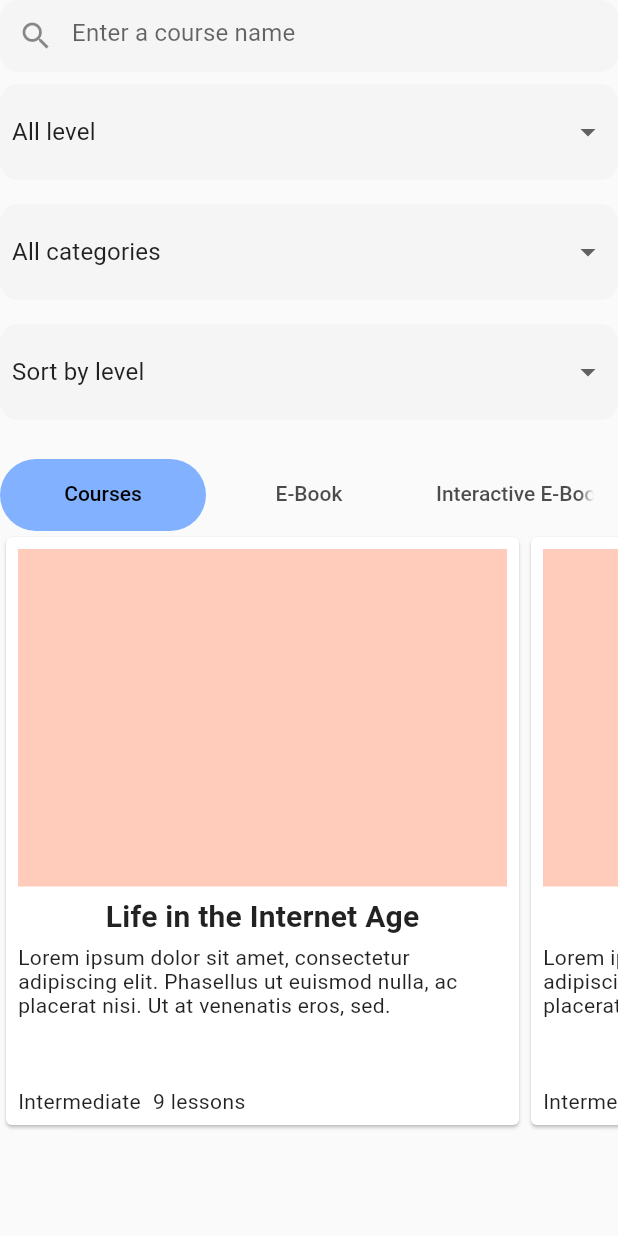
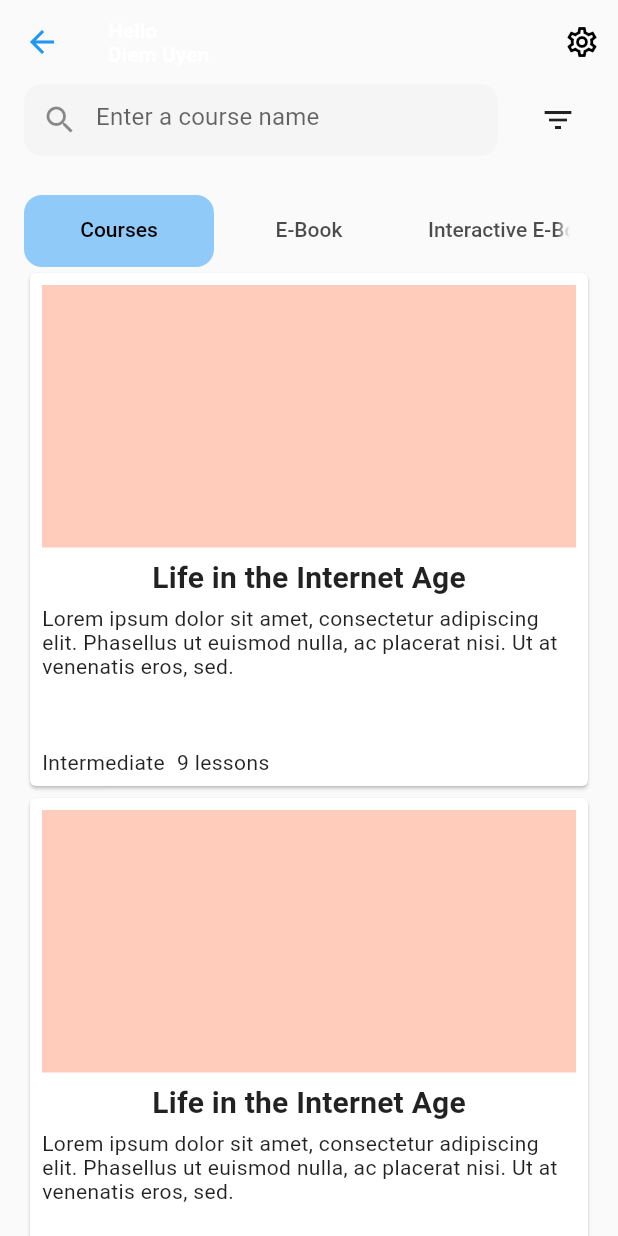
Before and after one commit to DiemUyen/CSC13118_LetTutor, a Flutter app: the CoursesPage screen opened by its route, on a phone screen of 412 x 824 dp. Run offline on Flutter 3.47's test engine with Material 2 defaults, Android fonts, the phone set to English and light mode, and no system bars; our stand-ins replace flutter_rating_bar, font_awesome_flutter; missing offline and left inert: flutter_rounded_date_picker.

Commit message:
Update UI for courses folder

```diff
--- a/let_tutor/lib/routes/course/courses_page.dart
+++ b/let_tutor/lib/routes/course/courses_page.dart
@@ -1,8 +1,8 @@
 import 'package:flutter/material.dart';
 import 'package:let_tutor/routes.dart';
-import 'package:let_tutor/widgets/bottom_nav_bar.dart';
 import 'package:let_tutor/widgets/course_card.dart';
 import 'package:let_tutor/widgets/search_bar.dart';
+import 'package:let_tutor/widgets/transparent_app_bar.dart';
 
 class CoursesPage extends StatefulWidget {
   const CoursesPage({Key? key}) : super(key: key);
@@ -19,33 +19,38 @@ class _CoursesPageState extends State<CoursesPage> with SingleTickerProviderStat
   List<String> sortLevels = ['Sort by level', 'Level decreasing', 'Level increasing'];
 
   late TabController _tabController;
-  @override
-  void initState() {
-    _tabController = TabController(length: 3, vsync: this);
-    super.initState();
+  var visibilityFilter = false;
+
+  Widget searchBar() {
+    return Row(
+      children: [
+        // Search bar
+        const Expanded(
+            flex: 1,
+            child: SearchBar(hintText: 'Enter a course name')
+        ),
+        const SizedBox(width: 16,),
+        // Filter
+        IconButton(
+          icon: const Icon(Icons.filter_list_outlined),
+          onPressed: () {
+            setState(() {
+              visibilityFilter = !visibilityFilter;
+            });
+          },
+        ),
+      ],
+    );
   }
 
-  @override
-  Widget build(BuildContext context) {
-    return SafeArea(
-      child: Scaffold(
-        body: LayoutBuilder( builder: (context, constraints) {
-          return Column(
-            mainAxisSize: MainAxisSize.min,
-            children: [
-              // Search
-              const SearchBar(
-                hintText: 'Enter a course name',
-              ),
-
-              // Level filter
-              Container(
+  Widget levelFilter() {
+    return Container(
       margin: const EdgeInsets.symmetric(vertical: 8),
       decoration: BoxDecoration(
         color: Colors.grey[100],
         borderRadius: BorderRadius.circular(12),
       ),
-                padding: const EdgeInsets.all(8),
+      padding: const EdgeInsets.symmetric(horizontal: 8),
       child: DropdownButton<String>(
         isExpanded: true,
         underline: Container(
@@ -57,16 +62,17 @@ class _CoursesPageState extends State<CoursesPage> with SingleTickerProviderStat
         }).toList(),
         onChanged: (String? value) { },
       ),
-              ),
+    );
+  }
 
-              // Category level
-              Container(
+  Widget categoriesFilter() {
+    return Container(
       margin: const EdgeInsets.symmetric(vertical: 8),
       decoration: BoxDecoration(
         color: Colors.grey[100],
         borderRadius: BorderRadius.circular(12),
       ),
-                padding: const EdgeInsets.all(8),
+      padding: const EdgeInsets.symmetric(horizontal: 8),
       child: DropdownButton<String>(
         isExpanded: true,
         underline: Container(
@@ -78,16 +84,17 @@ class _CoursesPageState extends State<CoursesPage> with SingleTickerProviderStat
         }).toList(),
         onChanged: (String? value) { },
       ),
-              ),
+    );
+  }
 
-              // Sort filter
-              Container(
+  Widget sortLevel() {
+    return Container(
       margin: const EdgeInsets.symmetric(vertical: 8),
       decoration: BoxDecoration(
         color: Colors.grey[100],
         borderRadius: BorderRadius.circular(12),
       ),
-                padding: const EdgeInsets.all(8),
+      padding: const EdgeInsets.symmetric(horizontal: 8),
       child: DropdownButton<String>(
         isExpanded: true,
         underline: Container(
@@ -99,12 +106,11 @@ class _CoursesPageState extends State<CoursesPage> with SingleTickerProviderStat
         }).toList(),
         onChanged: (String? value) { },
       ),
-              ),
+    );
+  }
 
-              const SizedBox(height: 16,),
-
-              // Tab bar
-              SizedBox(
+  Widget tabBar() {
+    return SizedBox(
       height: 50,
       child: AppBar(
         backgroundColor: Colors.transparent,
@@ -114,8 +120,8 @@ class _CoursesPageState extends State<CoursesPage> with SingleTickerProviderStat
           labelColor: Colors.black,
           indicatorSize: TabBarIndicatorSize.tab,
           indicator: ShapeDecoration(
-                      shape: RoundedRectangleBorder(borderRadius: BorderRadius.circular(24)),
-                      color: Colors.blueAccent[100]
+            shape: RoundedRectangleBorder(borderRadius: BorderRadius.circular(12)),
+            color: Colors.blue[200]
           ),
           tabs: const [
             Tab(text: 'Courses',),
@@ -124,19 +130,13 @@ class _CoursesPageState extends State<CoursesPage> with SingleTickerProviderStat
           ],
         ),
       ),
-              ),
+    );
+  }
 
-              // Tab bar view
-              SizedBox(
-                height: 400,
-                child: TabBarView(
-                  controller: _tabController,
-                  physics: const NeverScrollableScrollPhysics(),
-                  children: [
-                    // First tab view
-                    ListView.builder(
+  Widget firstTabView() {
+   return ListView.builder(
      shrinkWrap: true,
-                      scrollDirection: Axis.horizontal,
+     scrollDirection: Axis.vertical,
      itemCount: 10,
      itemBuilder: (context, index) {
        return GestureDetector(
@@ -154,12 +154,14 @@ class _CoursesPageState extends State<CoursesPage> with SingleTickerProviderStat
          )),
        );
      },
-                    ),
-                    // Second tab view
-                    ListView.builder(
+   );
+  }
+
+  Widget secondTabView() {
+    return ListView.builder(
       shrinkWrap: true,
-                      scrollDirection: Axis.horizontal,
-                      itemCount: 10,
+      scrollDirection: Axis.vertical,
+      itemCount: 8,
       itemBuilder: (context, index) {
         return const CourseCard(
             bottomWidget: Align(
@@ -168,17 +170,79 @@ class _CoursesPageState extends State<CoursesPage> with SingleTickerProviderStat
             )
         );
       },
+    );
+  }
+
+  Widget thirdTabView() {
+    return const Center(
+      child: Text('No data'),
+    );
+  }
+
+  @override
+  void initState() {
+    _tabController = TabController(length: 3, vsync: this);
+    super.initState();
+  }
+
+  @override
+  Widget build(BuildContext context) {
+    return SafeArea(
+      child: Scaffold(
+        appBar: const TransparentAppBar(),
+        body: LayoutBuilder( builder: (context, constraints) {
+          return Padding(
+            padding: const EdgeInsets.symmetric(horizontal: 16),
+            child: Column(
+              mainAxisSize: MainAxisSize.min,
+              children: [
+                // Search and filter
+                Column(
+                  children: [
+                    searchBar(),
+                    const SizedBox(height: 8,),
+
+                    Visibility(
+                      visible: visibilityFilter,
+                      child: Column(
+                        children: [
+                          // Level
+                          levelFilter(),
+                          const SizedBox(height: 8,),
+                          // Categories
+                          categoriesFilter(),
+                          const SizedBox(height: 8,),
+                          // Sort by level
+                          sortLevel(),
+                          const SizedBox(height: 8,)
+                        ],
                       ),
-                    // Third tab view
-                    Container(
-                      child: const Center(
-                        child: Text('No data'),
-                      )
                     )
                   ],
                 ),
+                const SizedBox(height: 16,),
+
+                // Tab bar
+                tabBar(),
+
+                // Tab bar view
+                Expanded(
+                  //height: 400,
+                  child: TabBarView(
+                    controller: _tabController,
+                    physics: const NeverScrollableScrollPhysics(),
+                    children: [
+                      // First tab view
+                      firstTabView(),
+                      // Second tab view
+                      secondTabView(),
+                      // Third tab view
+                      thirdTabView()
+                    ],
                   ),
+                )
               ],
+            ),
           );
         }),
       ),
```
Also changed, not shown: let_tutor/lib/routes/course/course_detail.dart (+71 -42 lines), let_tutor/lib/routes/course/topics_page.dart (+10 -2 lines). Lines whose indentation alone changed are shown as unchanged.
